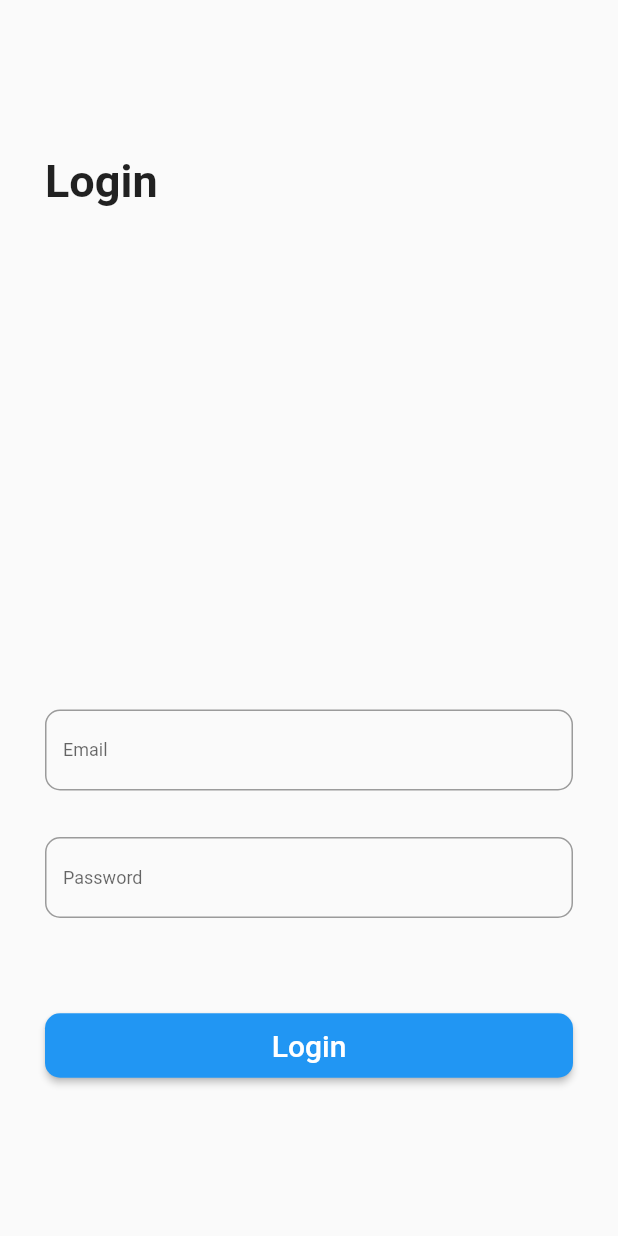
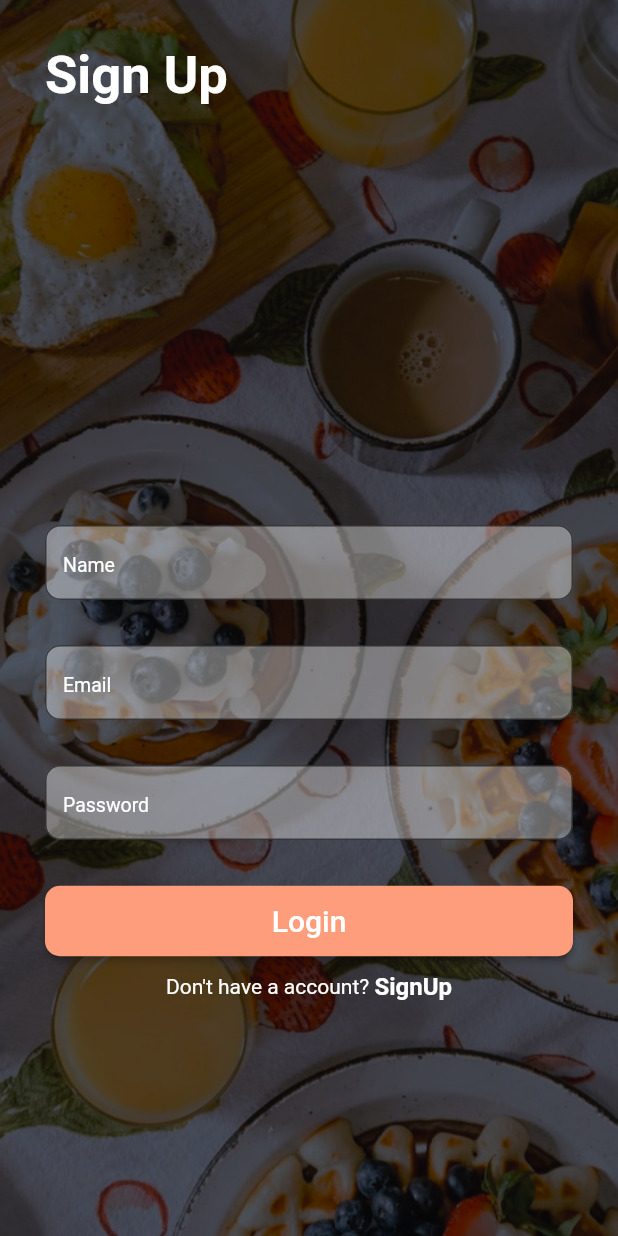
Before and after one commit to aneeshgupta25/GDSC_NSUT_Solution_Challenge_2023, a Flutter app: the screen it shows after launch, on a phone screen of 412 x 824 dp. Run offline on Flutter 3.47's test engine with Material 2 defaults, Android fonts, the light colour scheme and no system bars.

Commit message:
Second Commit

```diff
--- a/lib/main.dart
+++ b/lib/main.dart
@@ -1,4 +1,7 @@
 import 'package:flutter/material.dart';
+import 'package:flutter/services.dart';
+import 'package:gdsc_nsut_solution_challenge_23/signup.dart';
+
 
 void main() {
   runApp(const MyApp());
@@ -23,9 +26,9 @@ class MyApp extends StatelessWidget {
         // or simply save your changes to "hot reload" in a Flutter IDE).
         // Notice that the counter didn't reset back to zero; the application
         // is not restarted.
-        primarySwatch: Colors.blue,
+        primarySwatch: Colors.deepOrange,
       ),
-      home: const MyHomePage(title: 'Flutter Demo Home Page'),
+      home: const SignUpPage(title: 'Flutter Demo Home Page'),
     );
   }
 }
@@ -64,68 +67,5 @@ class _MyHomePageState extends State<MyHomePage> {
 
   @override
   Widget build(BuildContext context) {
-    return Container(
-      constraints: const BoxConstraints.expand(),
-      decoration: const BoxDecoration(
-        image: DecorationImage(image: AssetImage('assets/image.svg'), fit: BoxFit.fill)
-      ),
-      child:Scaffold(
-        body: SafeArea(
-          child: Column(
-            mainAxisSize: MainAxisSize.max,
-            crossAxisAlignment: CrossAxisAlignment.start,
-            mainAxisAlignment: MainAxisAlignment.center,
-            children: <Widget>[
-              Wrap(
-                  direction: Axis.horizontal,
-                  spacing: 10.0,
-                  children: <Widget>[const Padding(
-
-                    padding: EdgeInsets.all(30.0),
-                    child: Text(
-                      'Login',
-                      style: TextStyle(fontSize: 30, fontWeight: FontWeight.bold),
-                    ),
-                  ),
-                    SizedBox(height: 400),
-                     Padding(padding: EdgeInsets.only(left:30.0, right:30),
-                        child: SizedBox(
-                          height: 55,
-                          child:TextField(
-                            style: TextStyle(fontSize: 12),
-                            decoration: InputDecoration(
-                                border:OutlineInputBorder(borderRadius: BorderRadius.circular(10)),
-                                hintText: 'Email'
-                            ),
-                        )
-                        )),
-                     Padding(padding: EdgeInsets.all(30.0),
-                        child: SizedBox(
-                          height: 55,
-                          child: TextField(
-                            style: TextStyle(fontSize: 12),
-                            decoration: InputDecoration(
-                                border:OutlineInputBorder(borderRadius: BorderRadius.circular(10)),
-                                hintText: 'Password'
-                            ),
-                          ),
-                        )),
-                    Padding(padding: const EdgeInsets.all(30.0),
-                        child: SizedBox(
-                            width: double.infinity,
-                            child:ElevatedButton(
-                              style:ButtonStyle(shape: MaterialStateProperty.all<RoundedRectangleBorder>(RoundedRectangleBorder(
-                                borderRadius: BorderRadius.circular(10)
-                              )))
-                              ,onPressed:(){}, child: const Padding(padding: EdgeInsets.all(10), child:const Text('Login', style: TextStyle(fontSize: 20),)),
-                            )
-                        )),]
-
-              )
-            ],
-          ),
-        ), // This trailing comma makes auto-formatting nicer for build methods.
-      ),
-    );
-  }
-}
+    return const Scaffold();
+}}
--- /dev/null
+++ b/lib/signup.dart
@@ -0,0 +1,137 @@
+import 'package:flutter/material.dart';
+import 'package:flutter/services.dart';
+
+class SignUpPage extends StatefulWidget {
+  const SignUpPage({super.key, required this.title});
+
+  // This widget is the home page of your application. It is stateful, meaning
+  // that it has a State object (defined below) that contains fields that affect
+  // how it looks.
+
+  // This class is the configuration for the state. It holds the values (in this
+  // case the title) provided by the parent (in this case the App widget) and
+  // used by the build method of the State. Fields in a Widget subclass are
+  // always marked "final".
+
+  final String title;
+
+  @override
+  State<SignUpPage> createState() => _SignUpPageState();
+}
+
+class _SignUpPageState extends State<SignUpPage> {
+  int _counter = 0;
+
+  void _incrementCounter() {
+    setState(() {
+      // This call to setState tells the Flutter framework that something has
+      // changed in this State, which causes it to rerun the build method below
+      // so that the display can reflect the updated values. If we changed
+      // _counter without calling setState(), then the build method would not be
+      // called again, and so nothing would appear to happen.S
+      _counter++;
+    });
+  }
+
+  @override
+  Widget build(BuildContext context) {
+    SystemChrome.setSystemUIOverlayStyle(SystemUiOverlayStyle(
+        statusBarColor: Color.fromRGBO(255, 207, 190, 1)
+    ));
+    return Scaffold(
+        body:Container(
+            constraints: const BoxConstraints.expand(),
+            decoration: const BoxDecoration(
+                image: DecorationImage(image: AssetImage('assets/image.jpg'), fit: BoxFit.cover)
+            ),
+            child:Scaffold(
+              resizeToAvoidBottomInset: true,
+              backgroundColor: Colors.transparent,
+              body: SingleChildScrollView(
+                child: SafeArea(
+                  child: Column(
+                    mainAxisSize: MainAxisSize.max,
+                    crossAxisAlignment: CrossAxisAlignment.start,
+                    mainAxisAlignment: MainAxisAlignment.center,
+                    children: <Widget>[
+                      Wrap(
+                          direction: Axis.horizontal,
+                          children: <Widget>[const Padding(
+
+                            padding: EdgeInsets.all(30.0),
+                            child: Text(
+                              'Sign Up',
+                              style: TextStyle(fontSize: 35, fontWeight: FontWeight.bold, color: Colors.white),
+                            ),
+                          ),
+                            SizedBox(height: 350),
+                            Padding(padding: EdgeInsets.only(left:30.0, right:30),
+                                child: SizedBox(
+                                    height: 50,
+                                    child:TextField(
+                                      style: TextStyle(color: Colors.white),
+                                      decoration: InputDecoration(
+                                          filled: true,
+                                          fillColor: Colors.white38,
+                                          border:OutlineInputBorder(borderRadius: BorderRadius.circular(10)),
+                                          hintText: 'Name',
+                                          hintStyle: TextStyle(fontSize:13, color: Colors.white)
+                                      ),
+                                    )
+                                )),
+                            Padding(padding: EdgeInsets.all(30),
+                                child: SizedBox(
+                                    height: 50,
+                                    child:TextField(
+                                      style: TextStyle(color: Colors.white),
+                                      decoration: InputDecoration(
+                                          filled: true,
+                                          fillColor: Colors.white38,
+                                          border:OutlineInputBorder(borderRadius: BorderRadius.circular(10)),
+                                          hintText: 'Email',
+                                          hintStyle: TextStyle(fontSize:13, color: Colors.white)
+                                      ),
+                                    )
+                                )),
+                            Padding(padding: EdgeInsets.only(left: 30.0, right:30.0),
+                                child: SizedBox(
+                                  height: 50,
+                                  child: TextField(
+                                    style: TextStyle(color: Colors.white),
+                                    decoration: InputDecoration(
+                                        filled: true,
+                                        fillColor: Colors.white38,
+                                        border:OutlineInputBorder(borderRadius: BorderRadius.circular(10)),
+                                        hintText: 'Password',
+                                        hintStyle: TextStyle(fontSize:13, color: Colors.white)
+                                    ),
+                                  ),
+                                )),
+                            Padding(padding: const EdgeInsets.only(left:30.0, right: 30.0, top: 30.0, bottom: 10.0),
+                                child: SizedBox(
+                                    width: double.infinity,
+                                    child:ElevatedButton(
+                                      style:ButtonStyle(backgroundColor: MaterialStateProperty.all(Color.fromRGBO(254, 157, 124, 1)),shape: MaterialStateProperty.all<RoundedRectangleBorder>(RoundedRectangleBorder(
+                                          borderRadius: BorderRadius.circular(10)
+                                      )))
+                                      ,onPressed:(){}, child: const Padding(padding: EdgeInsets.all(12), child:const Text('Login', style: TextStyle(fontSize: 20),)),
+                                    )
+                                )),
+                            Row(
+                                mainAxisAlignment: MainAxisAlignment.center,
+                                crossAxisAlignment: CrossAxisAlignment.center,
+                                children: const <Widget>[
+                                  Text('Don\'t have a account? ', style: TextStyle(color: Colors.white),),
+                                  Text('SignUp',style: TextStyle(color: Colors.white, fontWeight: FontWeight.bold, fontSize: 16),),
+                                ]
+                            )
+                          ]
+                      )
+                    ],
+                  ),
+                ), // This trailing comma makes auto-formatting nicer for build methods.
+              ),
+            )
+        ));
+  }
+}
--- a/pubspec.yaml
+++ b/pubspec.yaml
@@ -59,6 +59,7 @@ flutter:
   uses-material-design: true
   assets:
     - assets/image.svg
+    - assets/image.jpg
 
   # To add assets to your application, add an assets section, like this:
   # assets:
```
Also changed, not shown: lib/login.dart (added, +123 -0 lines), assets/image.jpg (added).
